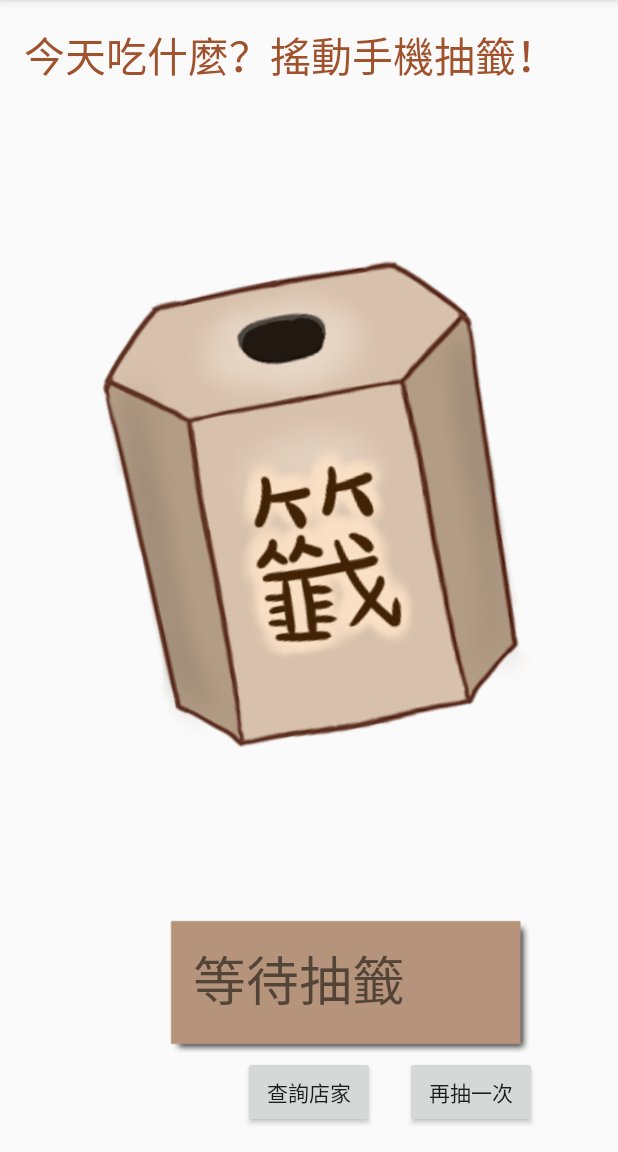
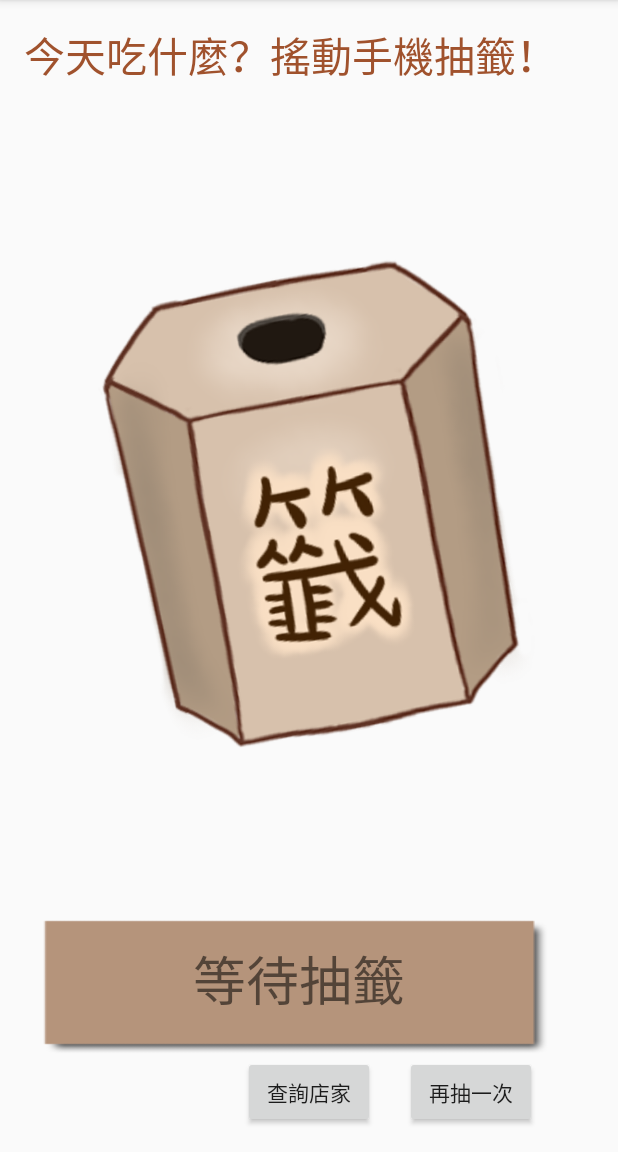
Before and after one commit to lili668668/FoodMap, an Android app: the DiceActivity screen opened directly, with no data from a screen before it, on a phone screen of 412 x 824 dp, the part 84-1236 px from its top. Run offline under Robolectric (Android 15) with nearby library versions, the phone set to English and light mode, and no system bars.

Commit message:
美化界面

```diff
--- a/app/src/main/java/scu/csim/student/foodmap/SetCard.java
+++ b/app/src/main/java/scu/csim/student/foodmap/SetCard.java
@@ -44,7 +44,8 @@ public class SetCard {
         }
 
         AlertDialog.Builder builder = new AlertDialog.Builder(activity);
-        builder.setView(set_layout);
+        builder.setView(set_layout)
+                .setTitle(R.string.setting_line_option);
         AlertDialog alertDialog = builder.create();
         alertDialog.show();
 
--- a/app/src/main/res/layout/activity_dice.xml
+++ b/app/src/main/res/layout/activity_dice.xml
@@ -25,11 +25,13 @@
     <ImageView
         android:layout_width="wrap_content"
         android:layout_height="wrap_content"
-        app:srcCompat="@drawable/brown"
+        android:background="@drawable/brown"
         android:id="@+id/restBKG"
         android:layout_above="@+id/again"
-        android:layout_alignRight="@+id/again"
-        android:layout_alignEnd="@+id/again" />
+        android:layout_alignParentLeft="true"
+        android:layout_alignParentStart="true"
+        android:layout_alignRight="@+id/shake"
+        android:layout_alignEnd="@+id/shake" />
 
     <ImageView
         android:layout_width="wrap_content"
--- a/app/src/main/res/menu/activity_main_drawer.xml
+++ b/app/src/main/res/menu/activity_main_drawer.xml
@@ -4,15 +4,15 @@
     <group android:checkableBehavior="single">
         <item
             android:id="@+id/nav_camera"
-            android:icon="@drawable/ic_menu_camera"
+            android:icon="@drawable/maps"
             android:title="美食地圖" />
         <item
             android:id="@+id/nav_gallery"
-            android:icon="@drawable/ic_menu_gallery"
+            android:icon="@drawable/list"
             android:title="美食清單" />
         <item
             android:id="@+id/nav_slideshow"
-            android:icon="@drawable/ic_menu_slideshow"
+            android:icon="@drawable/dice"
             android:title="今天吃什麼？" />
         <item
             android:id="@+id/nav_manage"
```
Also changed, not shown: app/src/main/res/layout/set_layout.xml (+6 -9 lines), app/src/main/res/drawable/dice.png (added), app/src/main/res/drawable/list.png (added), app/src/main/res/drawable/maps.png (added).
